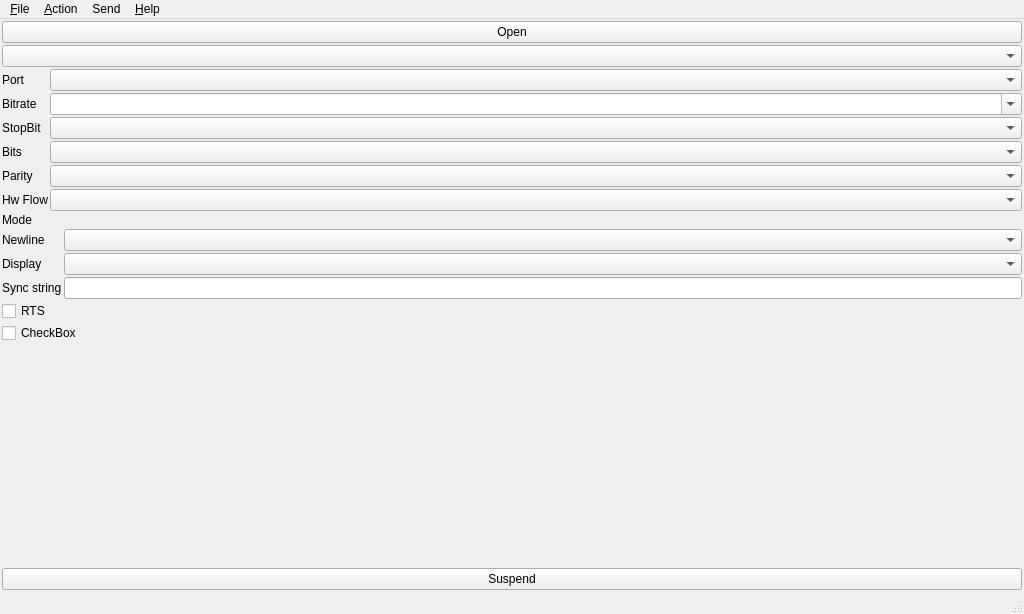
First picture: the form in mpTerminal.ui, repository zonbrisad/mpterm, before the edit.
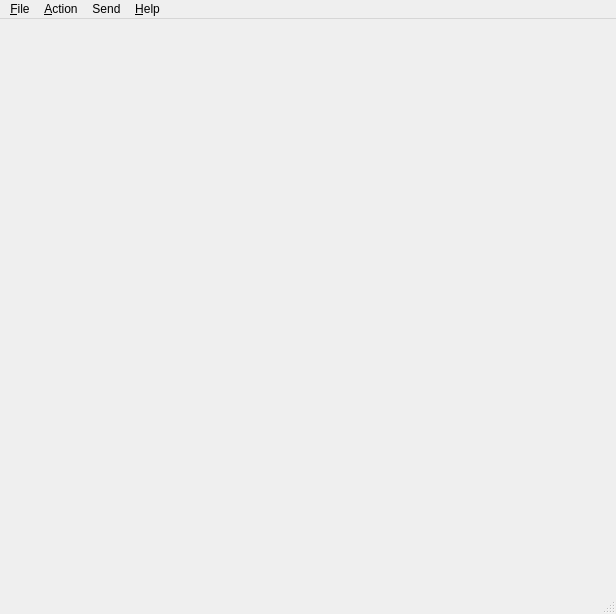
Second picture: the form after the edit.

Diff of the .ui file:
```diff
--- a/mpTerminal.ui
+++ b/mpTerminal.ui
@@ -6,7 +6,7 @@
    <rect>
     <x>0</x>
     <y>0</y>
-    <width>1024</width>
+    <width>616</width>
     <height>614</height>
    </rect>
   </property>
@@ -20,7 +20,7 @@
    </size>
   </property>
   <widget class="QWidget" name="centralwidget">
-   <layout class="QHBoxLayout" name="horizontalLayout">
+   <layout class="QVBoxLayout" name="verticalLayout">
     <property name="spacing">
      <number>2</number>
     </property>
@@ -36,211 +36,6 @@
     <property name="bottomMargin">
      <number>2</number>
     </property>
-    <item>
-     <layout class="QVBoxLayout" name="verticalLayout_4">
-      <property name="spacing">
-       <number>2</number>
-      </property>
-      <item>
-       <widget class="QPushButton" name="pbOpen">
-        <property name="text">
-         <string>Open</string>
-        </property>
-       </widget>
-      </item>
-      <item>
-       <widget class="QComboBox" name="cbProfiles"/>
-      </item>
-      <item>
-       <layout class="QVBoxLayout" name="verticalLayout_6"/>
-      </item>
-      <item>
-       <layout class="QFormLayout" name="formLayout">
-        <property name="horizontalSpacing">
-         <number>2</number>
-        </property>
-        <property name="verticalSpacing">
-         <number>2</number>
-        </property>
-        <item row="0" column="0">
-         <widget class="QLabel" name="label_2">
-          <property name="text">
-           <string>Port</string>
-          </property>
-         </widget>
-        </item>
-        <item row="0" column="1">
-         <widget class="QComboBox" name="cbPort">
-          <property name="editable">
-           <bool>false</bool>
-          </property>
-          <property name="currentText">
-           <string notr="true"/>
-          </property>
-         </widget>
-        </item>
-        <item row="1" column="0">
-         <widget class="QLabel" name="label_3">
-          <property name="text">
-           <string>Bitrate</string>
-          </property>
-         </widget>
-        </item>
-        <item row="1" column="1">
-         <widget class="QComboBox" name="cbBitrate">
-          <property name="editable">
-           <bool>true</bool>
-          </property>
-         </widget>
-        </item>
-        <item row="2" column="0">
-         <widget class="QLabel" name="label_4">
-          <property name="text">
-           <string>StopBit</string>
-          </property>
-         </widget>
-        </item>
-        <item row="2" column="1">
-         <widget class="QComboBox" name="cbStopBits"/>
-        </item>
-        <item row="3" column="0">
-         <widget class="QLabel" name="label_5">
-          <property name="text">
-           <string>Bits</string>
-          </property>
-         </widget>
-        </item>
-        <item row="3" column="1">
-         <widget class="QComboBox" name="cbBits"/>
-        </item>
-        <item row="4" column="0">
-         <widget class="QLabel" name="label_6">
-          <property name="text">
-           <string>Parity</string>
-          </property>
-         </widget>
-        </item>
-        <item row="4" column="1">
-         <widget class="QComboBox" name="cbParity"/>
-        </item>
-        <item row="5" column="0">
-         <widget class="QLabel" name="label_9">
-          <property name="text">
-           <string>Hw Flow</string>
-          </property>
-         </widget>
-        </item>
-        <item row="5" column="1">
-         <widget class="QComboBox" name="cbFlowControl">
-          <property name="sizePolicy">
-           <sizepolicy hsizetype="Ignored" vsizetype="Fixed">
-            <horstretch>0</horstretch>
-            <verstretch>0</verstretch>
-           </sizepolicy>
-          </property>
-         </widget>
-        </item>
-       </layout>
-      </item>
-      <item>
-       <widget class="QLabel" name="label_8">
-        <property name="text">
-         <string>Mode</string>
-        </property>
-       </widget>
-      </item>
-      <item>
-       <layout class="QFormLayout" name="formLayout_2">
-        <property name="horizontalSpacing">
-         <number>2</number>
-        </property>
-        <property name="verticalSpacing">
-         <number>2</number>
-        </property>
-        <item row="0" column="0">
-         <widget class="QLabel" name="label">
-          <property name="text">
-           <string>Newline</string>
-          </property>
-         </widget>
-        </item>
-        <item row="0" column="1">
-         <widget class="QComboBox" name="cbNewline"/>
-        </item>
-        <item row="1" column="0">
-         <widget class="QLabel" name="label_7">
-          <property name="text">
-           <string>Display </string>
-          </property>
-         </widget>
-        </item>
-        <item row="1" column="1">
-         <widget class="QComboBox" name="cbDisplay"/>
-        </item>
-        <item row="2" column="0">
-         <widget class="QLabel" name="lSync">
-          <property name="text">
-           <string>Sync string</string>
-          </property>
-         </widget>
-        </item>
-        <item row="2" column="1">
-         <widget class="QLineEdit" name="leSyncString">
-          <property name="sizePolicy">
-           <sizepolicy hsizetype="Ignored" vsizetype="Fixed">
-            <horstretch>0</horstretch>
-            <verstretch>0</verstretch>
-           </sizepolicy>
-          </property>
-         </widget>
-        </item>
-       </layout>
-      </item>
-      <item>
-       <widget class="QCheckBox" name="cbRTS">
-        <property name="text">
-         <string>RTS</string>
-        </property>
-       </widget>
-      </item>
-      <item>
-       <widget class="QCheckBox" name="cbDTR">
-        <property name="text">
-         <string>CheckBox</string>
-        </property>
-        <property name="checkable">
-         <bool>true</bool>
-        </property>
-        <property name="checked">
-         <bool>false</bool>
-        </property>
-        <property name="tristate">
-         <bool>false</bool>
-        </property>
-       </widget>
-      </item>
-      <item>
-       <spacer name="verticalSpacer">
-        <property name="orientation">
-         <enum>Qt::Vertical</enum>
-        </property>
-        <property name="sizeHint" stdset="0">
-         <size>
-          <width>20</width>
-          <height>40</height>
-         </size>
-        </property>
-       </spacer>
-      </item>
-      <item>
-       <widget class="QPushButton" name="pbSuspend">
-        <property name="text">
-         <string>Suspend</string>
-        </property>
-       </widget>
-      </item>
-     </layout>
-    </item>
    </layout>
   </widget>
   <widget class="QMenuBar" name="menubar">
@@ -248,7 +43,7 @@
     <rect>
      <x>0</x>
      <y>0</y>
-     <width>1024</width>
+     <width>616</width>
      <height>22</height>
     </rect>
    </property>
```
